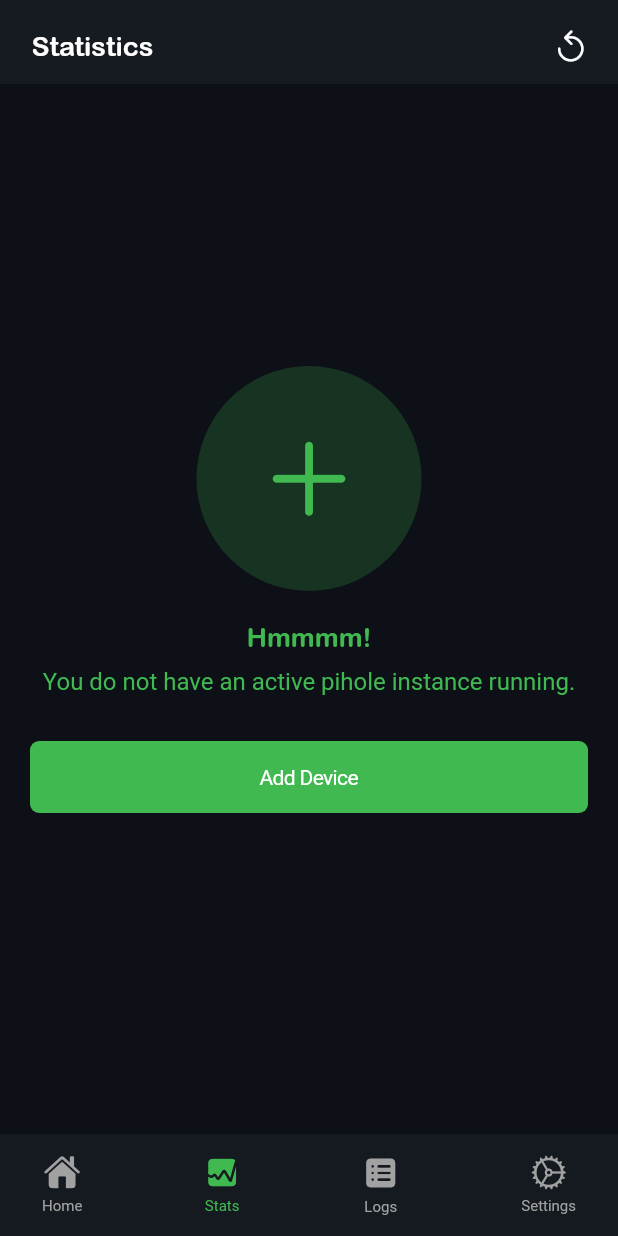
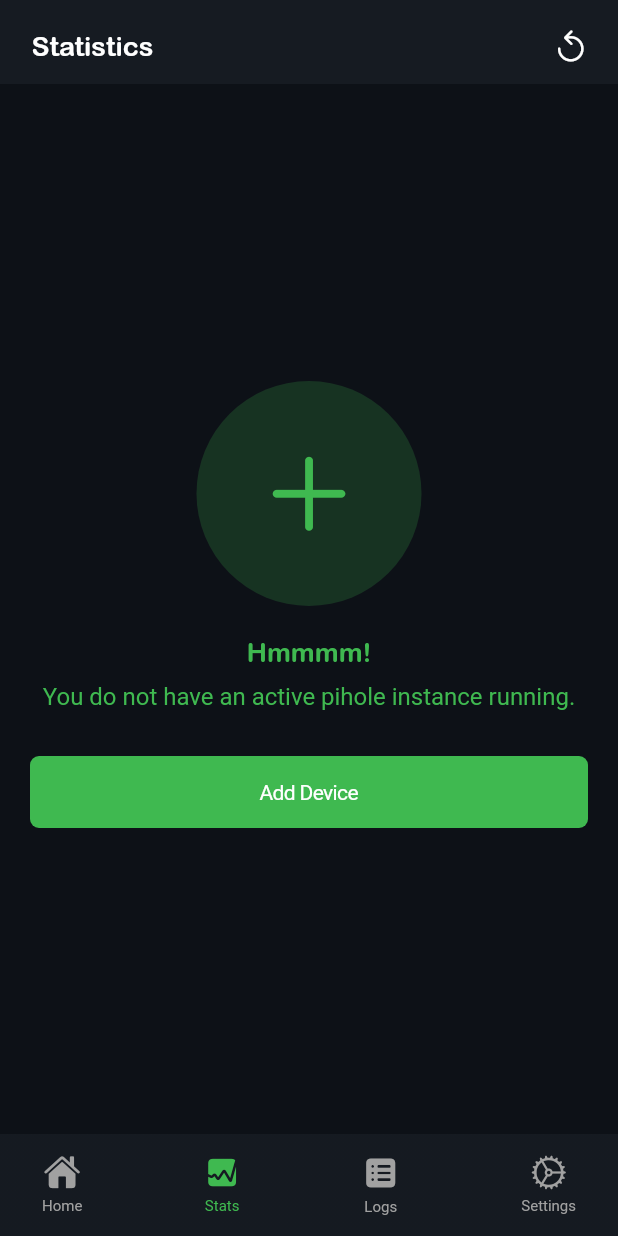
Before and after one commit to zero-stealth/Pihole-Manager, a Flutter app: the screen it shows after launch, item 2 of the bottom bar chosen, on a phone screen of 412 x 824 dp. Run offline on Flutter 3.47's test engine with Material 2 defaults, Android fonts, the phone set to English and light mode, and no system bars; our stand-ins replace flutter_dotenv, flutter_svg, loading_animation_widget, sqflite; accounts and stored records are empty; Roboto replaces fonts that are missing (SFT-Regular).

Commit message:
:lipstick: Main widgets ui changes

```diff
--- a/lib/screens/Dashboard.dart
+++ b/lib/screens/Dashboard.dart
@@ -215,8 +215,8 @@ class _DashboardState extends State<Dashboard> {
                       Padding(
                         padding: const EdgeInsets.only(
                           top: 15.0,
-                          left: 20.0,
-                          right: 20.0,
+                          left: 0.0,
+                          right: 0.0,
                         ),
                         child: pageHandler(),
                       ),
--- a/lib/screens/Logs.dart
+++ b/lib/screens/Logs.dart
@@ -289,6 +289,8 @@ class _LogsState extends State<Logs> {
                   ),
                   padding: EdgeInsets.only(
                     bottom: 5.0,
+                    left: 20.0,
+                    right: 20.0,
                   ),
                   decoration: BoxDecoration(
                     color: Colors.transparent,
--- a/lib/screens/Statistics.dart
+++ b/lib/screens/Statistics.dart
@@ -511,7 +511,15 @@ class _StatisticsState extends State<Statistics> {
       },
       child: Column(
         children: [
-          all(),
+          Container(
+            padding: EdgeInsets.only(
+              top: 10.0,
+              left: 20.0,
+              right: 20.0,
+              bottom: 20.0,
+            ),
+            child: all(),
+          ),
         ],
       ),
     );
```
Also changed, not shown: lib/screens/Devices.dart (+9 -1 lines), lib/screens/Settings.dart (+9 -1 lines).
